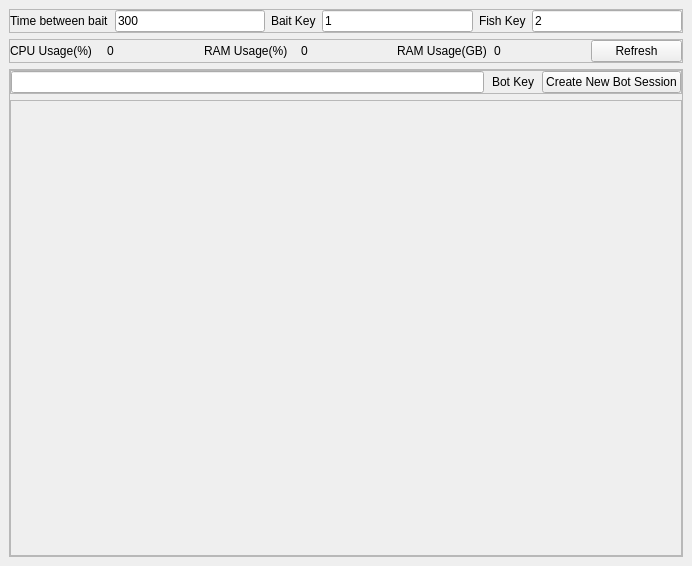
Old version of the form PyQtDesigner/fish_bot.ui in the repository gonibix23/fish_bot.
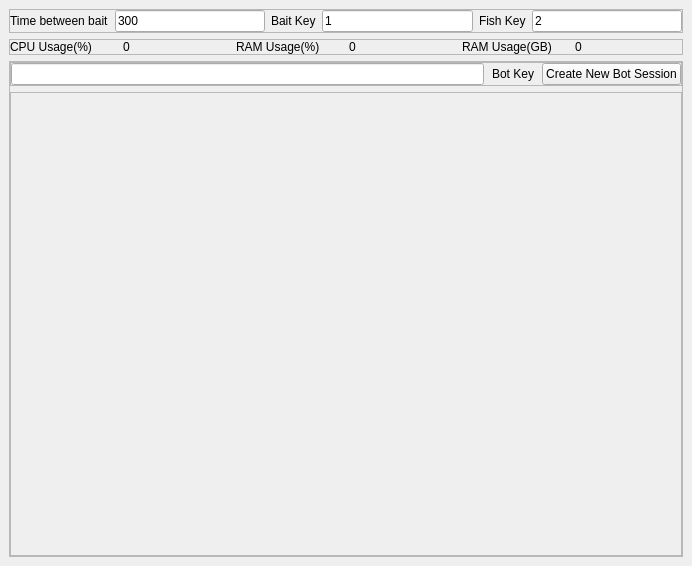
New version of the form.

Patch:
```diff
--- a/PyQtDesigner/fish_bot.ui
+++ b/PyQtDesigner/fish_bot.ui
@@ -165,13 +165,6 @@
          </property>
         </widget>
        </item>
-       <item>
-        <widget class="QPushButton" name="refresh_button">
-         <property name="text">
-          <string>Refresh</string>
-         </property>
-        </widget>
-       </item>
       </layout>
      </widget>
     </item>
@@ -251,7 +244,7 @@
             <x>0</x>
             <y>0</y>
             <width>670</width>
-            <height>450</height>
+            <height>458</height>
            </rect>
           </property>
           <layout class="QGridLayout" name="gridLayout"/>
```
